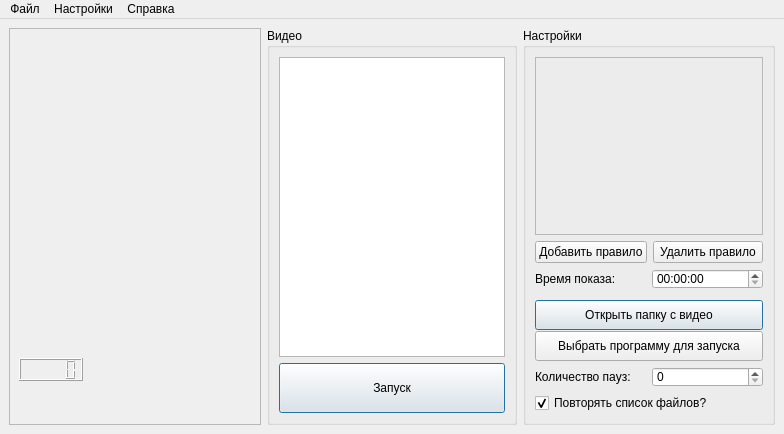
Rast1234/MathMech.Psychology, file mainwindow.ui: the form before one commit.
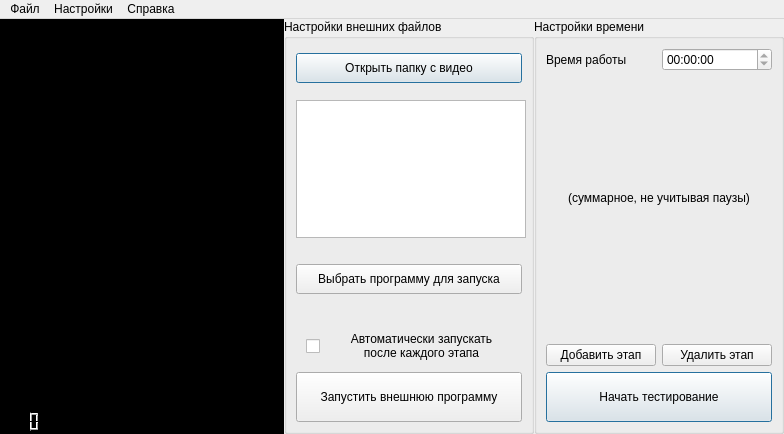
The form after the commit.

What changed in the file:
```diff
--- a/mainwindow.ui
+++ b/mainwindow.ui
@@ -14,111 +14,457 @@
    <string>Тестирование</string>
   </property>
   <widget class="QWidget" name="centralwidget">
-   <layout class="QHBoxLayout" name="horizontalLayout">
+   <layout class="QHBoxLayout" name="horizontalLayout" stretch="0">
+    <property name="spacing">
+     <number>0</number>
+    </property>
+    <property name="leftMargin">
+     <number>0</number>
+    </property>
+    <property name="topMargin">
+     <number>0</number>
+    </property>
+    <property name="rightMargin">
+     <number>0</number>
+    </property>
+    <property name="bottomMargin">
+     <number>0</number>
+    </property>
     <item>
-     <layout class="QGridLayout" name="gridLayout">
-      <item row="0" column="1">
-       <widget class="QGroupBox" name="fileGroup">
-        <property name="maximumSize">
-         <size>
-          <width>250</width>
-          <height>16777215</height>
-         </size>
-        </property>
-        <property name="title">
-         <string>Видео</string>
-        </property>
-        <layout class="QVBoxLayout" name="verticalLayout">
-         <item>
-          <widget class="QListWidget" name="fileList">
-           <property name="styleSheet">
-            <string notr="true">QListWidget::item { 
-	padding-top: 10px;
-}</string>
-           </property>
-          </widget>
-         </item>
-         <item>
-          <widget class="QPushButton" name="launchButton">
-           <property name="sizePolicy">
-            <sizepolicy hsizetype="Minimum" vsizetype="Preferred">
-             <horstretch>0</horstretch>
-             <verstretch>0</verstretch>
-            </sizepolicy>
-           </property>
-           <property name="minimumSize">
-            <size>
-             <width>20</width>
-             <height>50</height>
-            </size>
-           </property>
-           <property name="autoFillBackground">
-            <bool>false</bool>
-           </property>
-           <property name="text">
-            <string>Запуск</string>
-           </property>
-           <property name="autoDefault">
-            <bool>false</bool>
-           </property>
-           <property name="default">
-            <bool>true</bool>
-           </property>
-           <property name="flat">
-            <bool>false</bool>
-           </property>
-          </widget>
-         </item>
-        </layout>
-       </widget>
-      </item>
-      <item row="0" column="0">
-       <widget class="QFrame" name="vframe">
+     <layout class="QHBoxLayout" name="totalLayout">
+      <item>
+       <widget class="QFrame" name="playerGroup">
         <property name="minimumSize">
          <size>
           <width>200</width>
           <height>150</height>
          </size>
         </property>
+        <property name="styleSheet">
+         <string notr="true">background: black;</string>
+        </property>
         <property name="frameShape">
          <enum>QFrame::StyledPanel</enum>
         </property>
         <property name="frameShadow">
          <enum>QFrame::Raised</enum>
         </property>
-        <property name="lineWidth">
-         <number>1</number>
-        </property>
-        <widget class="QLCDNumber" name="lcdNumber">
-         <property name="geometry">
-          <rect>
-           <x>10</x>
-           <y>330</y>
-           <width>64</width>
-           <height>23</height>
-          </rect>
+        <layout class="QVBoxLayout" name="verticalLayout_3">
+         <property name="leftMargin">
+          <number>0</number>
          </property>
-        </widget>
+         <property name="topMargin">
+          <number>0</number>
+         </property>
+         <property name="rightMargin">
+          <number>0</number>
+         </property>
+         <property name="bottomMargin">
+          <number>0</number>
+         </property>
+         <item>
+          <widget class="QFrame" name="vframe">
+           <property name="sizePolicy">
+            <sizepolicy hsizetype="MinimumExpanding" vsizetype="MinimumExpanding">
+             <horstretch>0</horstretch>
+             <verstretch>0</verstretch>
+            </sizepolicy>
+           </property>
+           <property name="minimumSize">
+            <size>
+             <width>200</width>
+             <height>150</height>
+            </size>
+           </property>
+           <property name="frameShape">
+            <enum>QFrame::StyledPanel</enum>
+           </property>
+           <property name="frameShadow">
+            <enum>QFrame::Raised</enum>
+           </property>
+           <property name="lineWidth">
+            <number>1</number>
+           </property>
+          </widget>
+         </item>
+         <item>
+          <widget class="QFrame" name="frame">
+           <property name="minimumSize">
+            <size>
+             <width>0</width>
+             <height>23</height>
+            </size>
+           </property>
+           <property name="maximumSize">
+            <size>
+             <width>16777215</width>
+             <height>23</height>
+            </size>
+           </property>
+           <property name="styleSheet">
+            <string notr="true"/>
+           </property>
+           <property name="frameShape">
+            <enum>QFrame::StyledPanel</enum>
+           </property>
+           <property name="frameShadow">
+            <enum>QFrame::Raised</enum>
+           </property>
+           <layout class="QHBoxLayout" name="horizontalLayout_2">
+            <property name="leftMargin">
+             <number>0</number>
+            </property>
+            <property name="topMargin">
+             <number>0</number>
+            </property>
+            <property name="rightMargin">
+             <number>0</number>
+            </property>
+            <property name="bottomMargin">
+             <number>0</number>
+            </property>
+            <item>
+             <widget class="QLCDNumber" name="speedIndicator">
+              <property name="digitCount">
+               <number>3</number>
+              </property>
+              <property name="segmentStyle">
+               <enum>QLCDNumber::Filled</enum>
+              </property>
+             </widget>
+            </item>
+            <item>
+             <spacer name="horizontalSpacer">
+              <property name="orientation">
+               <enum>Qt::Horizontal</enum>
+              </property>
+              <property name="sizeHint" stdset="0">
+               <size>
+                <width>40</width>
+                <height>20</height>
+               </size>
+              </property>
+             </spacer>
+            </item>
+           </layout>
+          </widget>
+         </item>
+        </layout>
        </widget>
       </item>
-      <item row="0" column="2">
+      <item>
+       <widget class="QGroupBox" name="fileGroup">
+        <property name="minimumSize">
+         <size>
+          <width>250</width>
+          <height>0</height>
+         </size>
+        </property>
+        <property name="maximumSize">
+         <size>
+          <width>250</width>
+          <height>16777215</height>
+         </size>
+        </property>
+        <property name="title">
+         <string>Настройки внешних файлов</string>
+        </property>
+        <layout class="QVBoxLayout" name="verticalLayout">
+         <item>
+          <widget class="QPushButton" name="openButton">
+           <property name="sizePolicy">
+            <sizepolicy hsizetype="Minimum" vsizetype="Preferred">
+             <horstretch>0</horstretch>
+             <verstretch>0</verstretch>
+            </sizepolicy>
+           </property>
+           <property name="minimumSize">
+            <size>
+             <width>20</width>
+             <height>30</height>
+            </size>
+           </property>
+           <property name="maximumSize">
+            <size>
+             <width>16777215</width>
+             <height>20</height>
+            </size>
+           </property>
+           <property name="focusPolicy">
+            <enum>Qt::TabFocus</enum>
+           </property>
+           <property name="autoFillBackground">
+            <bool>false</bool>
+           </property>
+           <property name="text">
+            <string>Открыть папку с видео</string>
+           </property>
+           <property name="autoDefault">
+            <bool>false</bool>
+           </property>
+           <property name="default">
+            <bool>true</bool>
+           </property>
+           <property name="flat">
+            <bool>false</bool>
+           </property>
+          </widget>
+         </item>
+         <item>
+          <widget class="QLabel" name="folderLabel">
+           <property name="font">
+            <font>
+             <family>Andale Mono</family>
+             <pointsize>7</pointsize>
+            </font>
+           </property>
+           <property name="text">
+            <string>&lt;folder&gt;</string>
+           </property>
+           <property name="textFormat">
+            <enum>Qt::PlainText</enum>
+           </property>
+           <property name="wordWrap">
+            <bool>true</bool>
+           </property>
+           <property name="textInteractionFlags">
+            <set>Qt::NoTextInteraction</set>
+           </property>
+          </widget>
+         </item>
+         <item>
+          <widget class="QListWidget" name="fileList">
+           <property name="minimumSize">
+            <size>
+             <width>230</width>
+             <height>0</height>
+            </size>
+           </property>
+           <property name="styleSheet">
+            <string notr="true">QListWidget::item { 
+	padding-top: 10px;
+}</string>
+           </property>
+          </widget>
+         </item>
+         <item>
+          <layout class="QVBoxLayout" name="verticalLayout_4">
+           <property name="topMargin">
+            <number>20</number>
+           </property>
+           <item>
+            <widget class="QPushButton" name="openExe">
+             <property name="minimumSize">
+              <size>
+               <width>0</width>
+               <height>30</height>
+              </size>
+             </property>
+             <property name="maximumSize">
+              <size>
+               <width>16777215</width>
+               <height>30</height>
+              </size>
+             </property>
+             <property name="focusPolicy">
+              <enum>Qt::TabFocus</enum>
+             </property>
+             <property name="text">
+              <string>Выбрать программу для запуска</string>
+             </property>
+             <property name="default">
+              <bool>false</bool>
+             </property>
+             <property name="flat">
+              <bool>false</bool>
+             </property>
+            </widget>
+           </item>
+           <item>
+            <widget class="QLabel" name="exeLabel">
+             <property name="minimumSize">
+              <size>
+               <width>0</width>
+               <height>20</height>
+              </size>
+             </property>
+             <property name="maximumSize">
+              <size>
+               <width>16777215</width>
+               <height>20</height>
+              </size>
+             </property>
+             <property name="font">
+              <font>
+               <pointsize>7</pointsize>
+              </font>
+             </property>
+             <property name="text">
+              <string>&lt;exe&gt;</string>
+             </property>
+             <property name="textFormat">
+              <enum>Qt::PlainText</enum>
+             </property>
+             <property name="wordWrap">
+              <bool>true</bool>
+             </property>
+            </widget>
+           </item>
+           <item>
+            <widget class="QFrame" name="frame_2">
+             <property name="minimumSize">
+              <size>
+               <width>0</width>
+               <height>40</height>
+              </size>
+             </property>
+             <property name="maximumSize">
+              <size>
+               <width>16777214</width>
+               <height>40</height>
+              </size>
+             </property>
+             <property name="frameShape">
+              <enum>QFrame::NoFrame</enum>
+             </property>
+             <property name="frameShadow">
+              <enum>QFrame::Raised</enum>
+             </property>
+             <widget class="QCheckBox" name="automaticRunCheckBox">
+              <property name="geometry">
+               <rect>
+                <x>10</x>
+                <y>0</y>
+                <width>211</width>
+                <height>41</height>
+               </rect>
+              </property>
+              <property name="focusPolicy">
+               <enum>Qt::TabFocus</enum>
+              </property>
+              <property name="text">
+               <string/>
+              </property>
+             </widget>
+             <widget class="QLabel" name="label">
+              <property name="geometry">
+               <rect>
+                <x>30</x>
+                <y>5</y>
+                <width>191</width>
+                <height>31</height>
+               </rect>
+              </property>
+              <property name="text">
+               <string>&lt;html&gt;&lt;head/&gt;&lt;body&gt;&lt;p align=&quot;center&quot;&gt;Автоматически запускать&lt;br/&gt;после каждого этапа&lt;/p&gt;&lt;/body&gt;&lt;/html&gt;</string>
+              </property>
+             </widget>
+             <zorder>automaticRunCheckBox</zorder>
+             <zorder>label</zorder>
+             <zorder>exeLabel</zorder>
+            </widget>
+           </item>
+           <item>
+            <widget class="QPushButton" name="pushButton">
+             <property name="minimumSize">
+              <size>
+               <width>0</width>
+               <height>50</height>
+              </size>
+             </property>
+             <property name="focusPolicy">
+              <enum>Qt::TabFocus</enum>
+             </property>
+             <property name="text">
+              <string>Запустить внешнюю программу</string>
+             </property>
+            </widget>
+           </item>
+          </layout>
+         </item>
+        </layout>
+       </widget>
+      </item>
+      <item>
        <widget class="QGroupBox" name="settingsGroup">
+        <property name="minimumSize">
+         <size>
+          <width>250</width>
+          <height>400</height>
+         </size>
+        </property>
+        <property name="maximumSize">
+         <size>
+          <width>250</width>
+          <height>16777215</height>
+         </size>
+        </property>
         <property name="title">
-         <string>Настройки</string>
+         <string>Настройки времени</string>
         </property>
         <layout class="QVBoxLayout" name="verticalLayout_2">
          <item>
-          <widget class="QFrame" name="rulesTableFrame">
-           <property name="frameShape">
-            <enum>QFrame::StyledPanel</enum>
+          <layout class="QVBoxLayout" name="verticalLayout_5">
+           <property name="leftMargin">
+            <number>0</number>
            </property>
-           <property name="frameShadow">
-            <enum>QFrame::Raised</enum>
+           <property name="bottomMargin">
+            <number>20</number>
            </property>
-          </widget>
+           <item>
+            <layout class="QHBoxLayout" name="horizontalLayout_3">
+             <property name="rightMargin">
+              <number>0</number>
+             </property>
+             <item>
+              <widget class="QLabel" name="timeLabel">
+               <property name="maximumSize">
+                <size>
+                 <width>16777215</width>
+                 <height>16777215</height>
+                </size>
+               </property>
+               <property name="text">
+                <string>Время работы</string>
+               </property>
+              </widget>
+             </item>
+             <item>
+              <widget class="QTimeEdit" name="timeInput">
+               <property name="enabled">
+                <bool>true</bool>
+               </property>
+               <property name="readOnly">
+                <bool>true</bool>
+               </property>
+               <property name="displayFormat">
+                <string>HH:mm:ss</string>
+               </property>
+               <property name="time">
+                <time>
+                 <hour>0</hour>
+                 <minute>0</minute>
+                 <second>0</second>
+                </time>
+               </property>
+              </widget>
+             </item>
+            </layout>
+           </item>
+           <item>
+            <widget class="QLabel" name="label_2">
+             <property name="text">
+              <string>(суммарное, не учитывая паузы)</string>
+             </property>
+             <property name="alignment">
+              <set>Qt::AlignCenter</set>
+             </property>
+            </widget>
+           </item>
+          </layout>
          </item>
          <item>
-          <layout class="QHBoxLayout" name="horizontalLayout_2">
+          <layout class="QHBoxLayout" name="rulesControlsLayout">
            <property name="leftMargin">
             <number>0</number>
            </property>
@@ -128,48 +474,24 @@
            <item>
             <widget class="QPushButton" name="addRuleButton">
              <property name="text">
-              <string>Добавить правило</string>
+              <string>Добавить этап</string>
              </property>
             </widget>
            </item>
            <item>
             <widget class="QPushButton" name="removeRuleButton">
-             <property name="text">
-              <string>Удалить правило</string>
+             <property name="focusPolicy">
+              <enum>Qt::TabFocus</enum>
              </property>
-            </widget>
-           </item>
-          </layout>
-         </item>
-         <item>
-          <layout class="QHBoxLayout" name="timeLayout">
-           <item>
-            <widget class="QLabel" name="timeLabel">
-             <property name="maximumSize">
-              <size>
-               <width>16777215</width>
-               <height>20</height>
-              </size>
-             </property>
              <property name="text">
-              <string>Время показа:</string>
+              <string>Удалить этап</string>
              </property>
             </widget>
            </item>
-           <item>
-            <widget class="QTimeEdit" name="timeInput">
-             <property name="maximumSize">
-              <size>
-               <width>16777215</width>
-               <height>20</height>
-              </size>
-             </property>
-            </widget>
-           </item>
           </layout>
          </item>
          <item>
-          <widget class="QPushButton" name="openButton">
+          <widget class="QPushButton" name="launchButton">
            <property name="sizePolicy">
             <sizepolicy hsizetype="Minimum" vsizetype="Preferred">
              <horstretch>0</horstretch>
@@ -179,20 +501,20 @@
            <property name="minimumSize">
             <size>
              <width>20</width>
-             <height>30</height>
+             <height>50</height>
             </size>
            </property>
            <property name="maximumSize">
             <size>
              <width>16777215</width>
-             <height>20</height>
+             <height>50</height>
             </size>
            </property>
            <property name="autoFillBackground">
             <bool>false</bool>
            </property>
            <property name="text">
-            <string>Открыть папку с видео</string>
+            <string>Начать тестирование</string>
            </property>
            <property name="autoDefault">
             <bool>false</bool>
@@ -205,77 +527,6 @@
            </property>
           </widget>
          </item>
-         <item>
-          <widget class="QPushButton" name="openExe">
-           <property name="minimumSize">
-            <size>
-             <width>0</width>
-             <height>30</height>
-            </size>
-           </property>
-           <property name="maximumSize">
-            <size>
-             <width>16777215</width>
-             <height>30</height>
-            </size>
-           </property>
-           <property name="text">
-            <string>Выбрать программу для запуска</string>
-           </property>
-           <property name="default">
-            <bool>false</bool>
-           </property>
-           <property name="flat">
-            <bool>false</bool>
-           </property>
-          </widget>
-         </item>
-         <item>
-          <layout class="QHBoxLayout" name="interruptsLayout">
-           <item>
-            <widget class="QLabel" name="interruptsLabel">
-             <property name="maximumSize">
-              <size>
-               <width>16777215</width>
-               <height>20</height>
-              </size>
-             </property>
-             <property name="text">
-              <string>Количество пауз:</string>
-             </property>
-            </widget>
-           </item>
-           <item>
-            <widget class="QSpinBox" name="interruptsInput">
-             <property name="maximumSize">
-              <size>
-               <width>16777215</width>
-               <height>20</height>
-              </size>
-             </property>
-            </widget>
-           </item>
-          </layout>
-         </item>
-         <item>
-          <widget class="QCheckBox" name="repeatCheckBox">
-           <property name="maximumSize">
-            <size>
-             <width>16777215</width>
-             <height>20</height>
-            </size>
-           </property>
-           <property name="text">
-            <string>Повторять список файлов?</string>
-           </property>
-           <property name="checkable">
-            <bool>true</bool>
-           </property>
-           <property name="checked">
-            <bool>true</bool>
-           </property>
-          </widget>
-         </item>
         </layout>
        </widget>
       </item>
```
Left out of the diff: 104 changed lines with no effect on the pictures.
